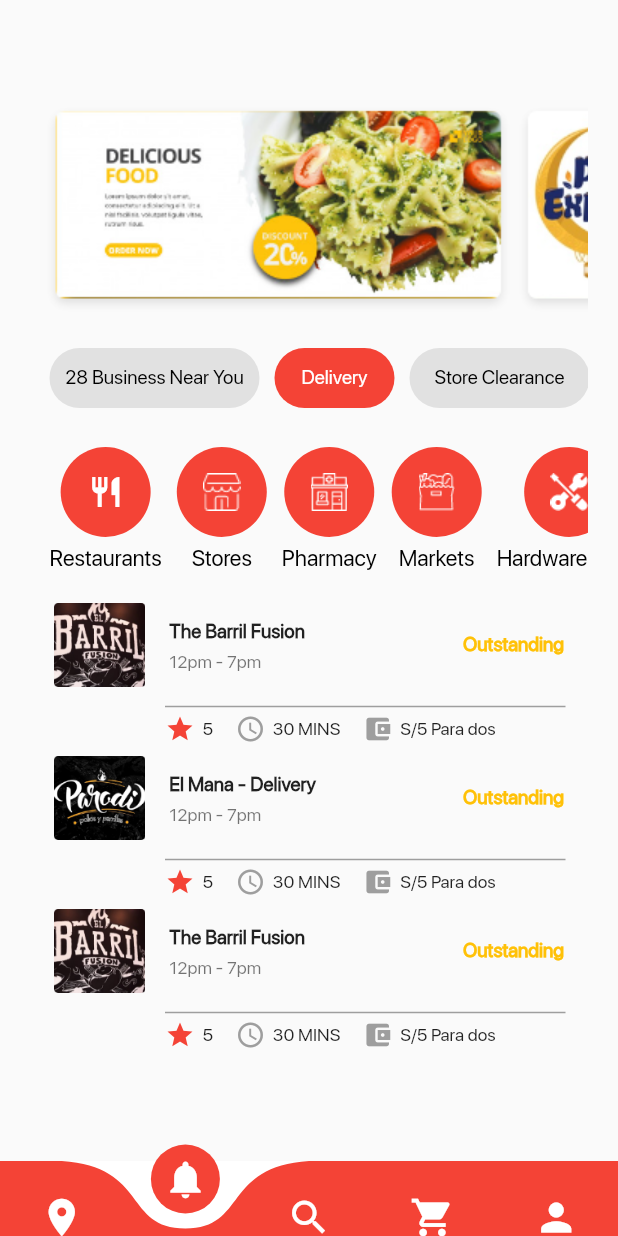
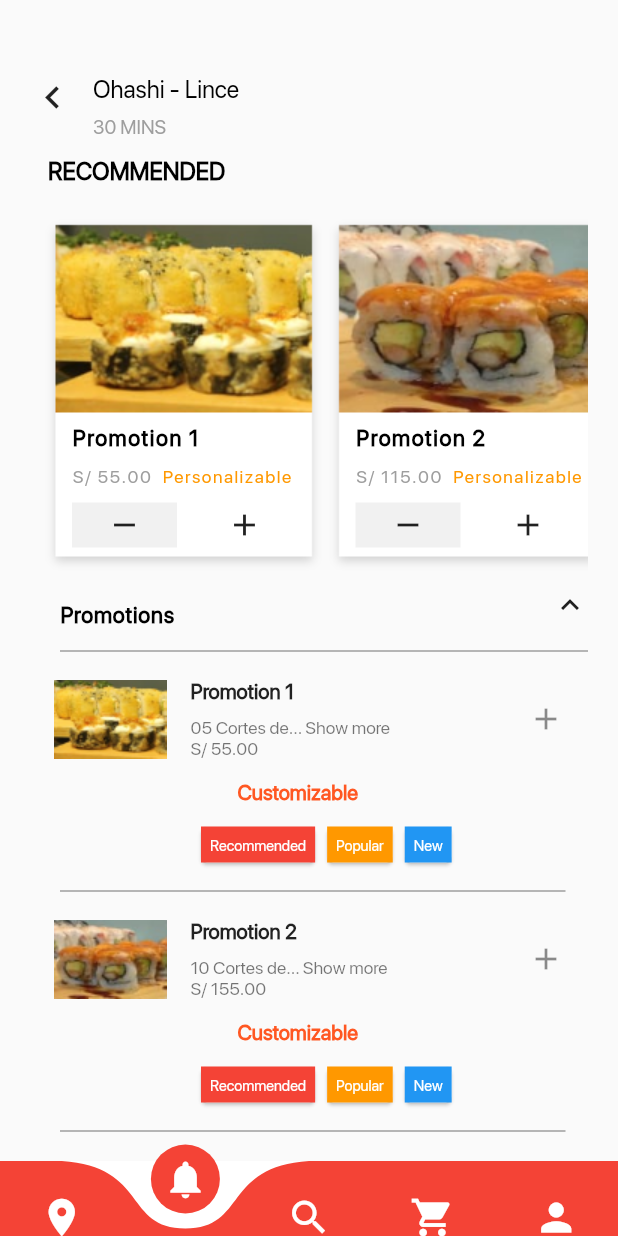
Before and after one commit to shahrukhktk/Food-App-Ui---Project-work, a Flutter app: the MainScreen screen opened directly, item 2 of the bottom bar chosen, on a phone screen of 412 x 824 dp. Run offline on Flutter 3.47's test engine with Material 2 defaults, Android fonts, the phone set to English and light mode, and no system bars; drawn by our look-alikes of curved_navigation_bar; our stand-ins replace google_maps_flutter.

Commit message:
init login & sign up done Order Confirmation done Shop List done -------------------------- View Product done

```diff
--- a/lib/main.dart
+++ b/lib/main.dart
@@ -11,5 +11,5 @@ void main() => runApp(new MaterialApp(
     fontFamily: "SFProDisplay",
   ),
   debugShowCheckedModeBanner: false,
-  home: OrderConfirmation(),
+  home: MainScreen(),
 ));
--- a/lib/screens/bottomnavscreen.dart
+++ b/lib/screens/bottomnavscreen.dart
@@ -1,6 +1,7 @@
 import 'package:curved_navigation_bar/curved_navigation_bar.dart';
 import 'package:flutter/material.dart';
 import 'package:foodapp_ui/screens/listofshops.dart';
+import 'package:foodapp_ui/screens/viewproducts.dart';
 
 class MainScreen extends StatefulWidget
 {
@@ -19,7 +20,7 @@ class _MainScreenState extends State<MainScreen>
 
     final List<Widget> _bottomNavChilds = [
       ShopList(),
-      ShopList(),
+      ViewProducts(),
       ShopList(),
       ShopList(),
       ShopList(),
--- /dev/null
+++ b/lib/screens/viewproducts.dart
@@ -0,0 +1,463 @@
+import 'package:flutter/cupertino.dart';
+import 'package:flutter/material.dart';
+import 'package:foodapp_ui/authentication/signup.dart';
+import 'package:foodapp_ui/screens/order_confirmation.dart';
+
+class ViewProducts extends StatefulWidget {
+  @override
+  _ViewProductsState createState() => _ViewProductsState();
+}
+
+class _ViewProductsState extends State<ViewProducts> {
+
+  @override
+  Widget build(BuildContext context) {
+
+    Widget Promotion1()
+    {
+      return ListTile(
+        onTap: ()
+        {
+          Navigator.push(context,
+            MaterialPageRoute(builder: (context) => OrderConfirmation()),);
+        },
+        leading: Image(
+          image: AssetImage('images/promo1.png'),
+        ),
+        title: Text('Promotion 1',
+          style: TextStyle(
+              fontSize: 14.0, fontWeight: FontWeight.w600, fontFamily: 'SFProDisplay'
+          ),
+        ),
+        subtitle: Padding(
+          padding: const EdgeInsets.only(top: 8.0),
+          child: Text('05 Cortes de... Show more\nS/ 55.00', style: TextStyle(
+              fontFamily: 'SFProDisplay', fontSize: 12.0
+          ),),
+        ),
+        trailing: Icon(Icons.add)
+      );
+    }
+
+    Widget Promotion2()
+    {
+      return ListTile(
+        onTap: ()
+        {
+          Navigator.push(context,
+            MaterialPageRoute(builder: (context) => OrderConfirmation()),);
+        },
+        leading: Image(
+          image: AssetImage('images/promo2.png'),
+        ),
+        title: Text('Promotion 2',
+          style: TextStyle(
+              fontSize: 14.0, fontWeight: FontWeight.w600, fontFamily: 'SFProDisplay'
+          ),
+        ),
+        subtitle: Padding(
+          padding: const EdgeInsets.only(top: 8.0),
+          child: Text('10 Cortes de... Show more\nS/ 155.00', style: TextStyle(
+              fontFamily: 'SFProDisplay', fontSize: 12.0
+          ),),
+        ),
+        trailing: Icon(Icons.add)
+      );
+    }
+
+    return Scaffold(
+      backgroundColor: Colors.grey[-100],
+      body: ListView(
+        padding: EdgeInsets.all(20),
+        children: <Widget>[
+
+          SizedBox(height: 30,),
+
+          Row(
+            crossAxisAlignment: CrossAxisAlignment.start,
+            children: <Widget>[
+              Icon(Icons.chevron_left, size: 30,),
+              Padding(
+                padding: const EdgeInsets.only(left: 12.0),
+                child: Column(
+                  crossAxisAlignment: CrossAxisAlignment.start,
+                  children: <Widget>[
+                    Text(
+                      'Ohashi - Lince', style: TextStyle(
+                      fontFamily: 'SFProDisplay', fontSize: 16.0, fontWeight: FontWeight.normal, color: Colors.black,
+                    ),
+                    ),
+                    Padding(
+                      padding: const EdgeInsets.only(top: 8.0),
+                      child: Text(
+                        '30 MINS', style: TextStyle(
+                        fontFamily: 'SFProDisplay', fontSize: 13.0, fontWeight: FontWeight.normal, color: Colors.grey,
+                      ),
+                      ),
+                    ),
+
+                  ],
+                ),
+              )
+            ],
+          ),
+
+          Padding(
+            padding: const EdgeInsets.all(12.0),
+            child: Text(
+              'RECOMMENDED', style: TextStyle(
+              fontFamily: 'SFProDisplay', fontSize: 16.0, fontWeight: FontWeight.bold, color: Colors.black,
+            ),
+            ),
+          ),
+
+          SingleChildScrollView(
+            padding: EdgeInsets.all(8),
+            scrollDirection: Axis.horizontal,
+            child: Row(
+              children: <Widget>[
+                Stack(
+                  children: <Widget>[
+                    Image(
+                      image: AssetImage("images/promotion1.png"),
+                    ),
+                    Positioned(
+                      bottom: 18,
+                      left: 20,
+                      child: Container(
+                        child: Column(
+                          crossAxisAlignment: CrossAxisAlignment.start,
+                          children: <Widget>[
+                            Text(
+                              'Promotion 1', style: TextStyle(
+                              fontFamily: 'SFProDisplay', fontSize: 15.0, fontWeight: FontWeight.w600, color: Colors.black, letterSpacing: 1
+                            ),
+                            ),
+
+                            Padding(
+                              padding: const EdgeInsets.only(top: 10.0),
+                              child: Row(
+                                children: <Widget>[
+                                  Text(
+                                    'S/ 55.00  ', style: TextStyle(
+                                      fontFamily: 'SFProDisplay', fontSize: 12.0, fontWeight: FontWeight.normal, color: Colors.grey, letterSpacing: 1
+                                  ),
+                                  ),
+                                  Text(
+                                    'Personalizable', style: TextStyle(
+                                      fontFamily: 'SFProDisplay', fontSize: 12.0, fontWeight: FontWeight.normal, color: Colors.orange, letterSpacing: 1
+                                  ),
+                                  ),
+                                ],
+                              ),
+                            ),
+                            Padding(
+                              padding: const EdgeInsets.only(top: 10.0),
+                              child: Row(
+                                children: <Widget>[
+                                  SizedBox(
+                                    height: 30,
+                                    width: 70,
+                                    child: Container(
+                                      decoration: BoxDecoration(
+                                        color: Color.fromARGB(255, 241, 241, 241)
+                                      ),
+                                      child: Center(
+                                        child: Icon(Icons.remove,),
+                                      ),
+                                    ),
+                                  ),
+                                  SizedBox(width: 10,),
+                                  SizedBox(
+                                    height: 30,
+                                    width: 70,
+                                    child: Container(
+                                      decoration: BoxDecoration(
+                                          color: Colors.white
+                                      ),
+                                      child: Center(
+                                        child: Icon(Icons.add,),
+                                      ),
+                                    ),
+                                  ),
+
+                                ],
+                              ),
+                            ),
+
+                          ],
+                        ),
+                      ),
+                    ),
+                  ],
+                ),
+                Stack(
+                  children: <Widget>[
+                    Image(
+                      image: AssetImage("images/promotion2.png"),
+                    ),
+                    Positioned(
+                      bottom: 18,
+                      left: 20,
+                      child: Container(
+                        child: Column(
+                          crossAxisAlignment: CrossAxisAlignment.start,
+                          children: <Widget>[
+                            Text(
+                              'Promotion 2', style: TextStyle(
+                                fontFamily: 'SFProDisplay', fontSize: 15.0, fontWeight: FontWeight.w600, color: Colors.black, letterSpacing: 1
+                            ),
+                            ),
+
+                            Padding(
+                              padding: const EdgeInsets.only(top: 10.0),
+                              child: Row(
+                                children: <Widget>[
+                                  Text(
+                                    'S/ 115.00  ', style: TextStyle(
+                                      fontFamily: 'SFProDisplay', fontSize: 12.0, fontWeight: FontWeight.normal, color: Colors.grey, letterSpacing: 1
+                                  ),
+                                  ),
+                                  Text(
+                                    'Personalizable', style: TextStyle(
+                                      fontFamily: 'SFProDisplay', fontSize: 12.0, fontWeight: FontWeight.normal, color: Colors.orange, letterSpacing: 1
+                                  ),
+                                  ),
+                                ],
+                              ),
+                            ),
+                            Padding(
+                              padding: const EdgeInsets.only(top: 10.0),
+                              child: Row(
+                                children: <Widget>[
+                                  SizedBox(
+                                    height: 30,
+                                    width: 70,
+                                    child: Container(
+                                      decoration: BoxDecoration(
+                                          color: Color.fromARGB(255, 241, 241, 241)
+                                      ),
+                                      child: Center(
+                                        child: Icon(Icons.remove,),
+                                      ),
+                                    ),
+                                  ),
+                                  SizedBox(width: 10,),
+                                  SizedBox(
+                                    height: 30,
+                                    width: 70,
+                                    child: Container(
+                                      decoration: BoxDecoration(
+                                          color: Colors.white
+                                      ),
+                                      child: Center(
+                                        child: Icon(Icons.add,),
+                                      ),
+                                    ),
+                                  ),
+
+                                ],
+                              ),
+                            ),
+
+                          ],
+                        ),
+                      ),
+                    ),
+                  ],
+                ),
+              ],
+            ),
+          ),
+
+          Row(
+            mainAxisAlignment: MainAxisAlignment.spaceBetween,
+            crossAxisAlignment: CrossAxisAlignment.start,
+            children: <Widget>[
+              Padding(
+                padding: const EdgeInsets.only(top: 10.0, left: 20.0, bottom: 10.0),
+                child: Text(
+                  'Promotions', style: TextStyle(
+                    fontFamily: 'SFProDisplay', fontSize: 15.0, fontWeight: FontWeight.w600, color: Colors.black, letterSpacing: 0.5
+                ),
+                ),
+              ),
+              Icon(Icons.keyboard_arrow_up),
+            ],
+          ),
+
+          Padding(
+            padding: EdgeInsets.only(left: 20.0, bottom: 10.0),
+            child: Divider(
+              thickness: 1, height: 10,
+              color: Colors.grey,
+            ),
+          ),
+
+          Column(
+            children: <Widget>[
+              Promotion1(),
+              Padding(
+                padding: const EdgeInsets.only(left: 0, right: 15, top: 10),
+                child: Text('Customizable', style: TextStyle(
+                    fontSize: 14.0, fontWeight: FontWeight.w600, fontFamily: 'SFProDisplay', color: Colors.deepOrange
+                ),),
+              ),
+
+              Padding(
+                padding: const EdgeInsets.only(left: 110, right: 15, top: 10),
+                child: Row(
+                  crossAxisAlignment: CrossAxisAlignment.start,
+                  children: <Widget>[
+                    Card(
+                      child: Container(
+                        decoration: BoxDecoration(
+                            color: Colors.red
+                        ),
+                        child: Padding(
+                          padding: const EdgeInsets.all(6.0),
+                          child: Center(
+                            child: Text('Recommended', style: TextStyle(
+                                fontSize: 10.0, fontWeight: FontWeight.normal, fontFamily: 'SFProDisplay', color: Colors.white
+                            ),),
+                          ),
+                        ),
+                      ),
+                    ),
+
+                    Card(
+                      child: Container(
+                        decoration: BoxDecoration(
+                            color: Colors.orange
+                        ),
+                        child: Padding(
+                          padding: const EdgeInsets.all(6.0),
+                          child: Center(
+                            child: Text('Popular', style: TextStyle(
+                                fontSize: 10.0, fontWeight: FontWeight.normal, fontFamily: 'SFProDisplay', color: Colors.white
+                            ),),
+                          ),
+                        ),
+                      ),
+                    ),
+
+                    Card(
+                      child: Container(
+                        decoration: BoxDecoration(
+                            color: Colors.blue
+                        ),
+                        child: Padding(
+                          padding: const EdgeInsets.all(6.0),
+                          child: Center(
+                            child: Text('New', style: TextStyle(
+                                fontSize: 10.0, fontWeight: FontWeight.normal, fontFamily: 'SFProDisplay', color: Colors.white
+                            ),),
+                          ),
+                        ),
+                      ),
+                    ),
+
+                  ],
+                ),
+              ),
+
+              Padding(
+                padding: const EdgeInsets.only(left: 20, right: 15, top: 10),
+                child: Divider(
+                  thickness: 1,
+                  height: 10,
+                  color: Colors.grey,
+                ),
+              ),
+
+            ],
+          ),
+
+          SizedBox(height: 10,),
+
+          Column(
+            children: <Widget>[
+              Promotion2(),
+              Padding(
+                padding: const EdgeInsets.only(left: 0, right: 15, top: 10),
+                child: Text('Customizable', style: TextStyle(
+                    fontSize: 14.0, fontWeight: FontWeight.w600, fontFamily: 'SFProDisplay', color: Colors.deepOrange
+                ),),
+              ),
+
+              Padding(
+                padding: const EdgeInsets.only(left: 110, right: 15, top: 10),
+                child: Row(
+                  crossAxisAlignment: CrossAxisAlignment.start,
+                  children: <Widget>[
+                    Card(
+                      child: Container(
+                        decoration: BoxDecoration(
+                            color: Colors.red
+                        ),
+                        child: Padding(
+                          padding: const EdgeInsets.all(6.0),
+                          child: Center(
+                            child: Text('Recommended', style: TextStyle(
+                                fontSize: 10.0, fontWeight: FontWeight.normal, fontFamily: 'SFProDisplay', color: Colors.white
+                            ),),
+                          ),
+                        ),
+                      ),
+                    ),
+
+                    Card(
+                      child: Container(
+                        decoration: BoxDecoration(
+                            color: Colors.orange
+                        ),
+                        child: Padding(
+                          padding: const EdgeInsets.all(6.0),
+                          child: Center(
+                            child: Text('Popular', style: TextStyle(
+                                fontSize: 10.0, fontWeight: FontWeight.normal, fontFamily: 'SFProDisplay', color: Colors.white
+                            ),),
+                          ),
+                        ),
+                      ),
+                    ),
+
+                    Card(
+                      child: Container(
+                        decoration: BoxDecoration(
+                            color: Colors.blue
+                        ),
+                        child: Padding(
+                          padding: const EdgeInsets.all(6.0),
+                          child: Center(
+                            child: Text('New', style: TextStyle(
+                                fontSize: 10.0, fontWeight: FontWeight.normal, fontFamily: 'SFProDisplay', color: Colors.white
+                            ),),
+                          ),
+                        ),
+                      ),
+                    ),
+
+                  ],
+                ),
+              ),
+
+              Padding(
+                padding: const EdgeInsets.only(left: 20, right: 15, top: 10),
+                child: Divider(
+                  thickness: 1,
+                  height: 10,
+                  color: Colors.grey,
+                ),
+              ),
+
+            ],
+          ),
+
+
+
+        ],
+      ),
+    );
+  }
+}
--- a/pubspec.yaml
+++ b/pubspec.yaml
@@ -55,6 +55,10 @@ flutter:
     - images/tag.png
     - images/barril.png
     - images/elmana.png
+    - images/promotion1.png
+    - images/promotion2.png
+    - images/promo1.png
+    - images/promo2.png
   #  - images/a_dot_burr.jpeg
   #  - images/a_dot_ham.jpeg
 
```
Also changed, not shown: images/promo1.png (added), images/promo2.png (added), images/promotion1.png (added), images/promotion2.png (added).
